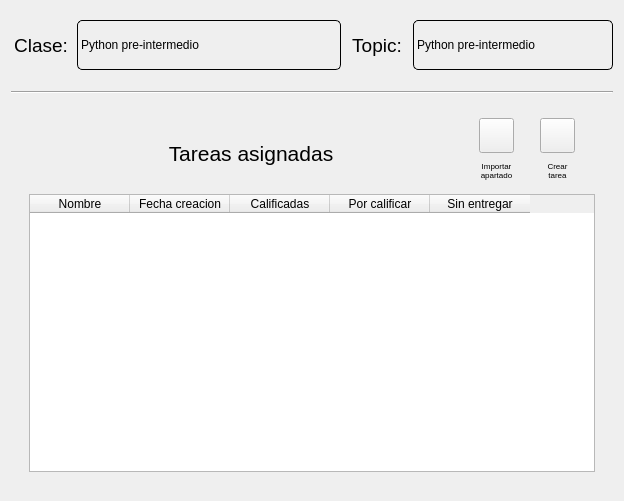
ronihdzz/CACPY, file CUERPO/DISENO/TAREA/TareaMain_d.ui: the form before one commit.
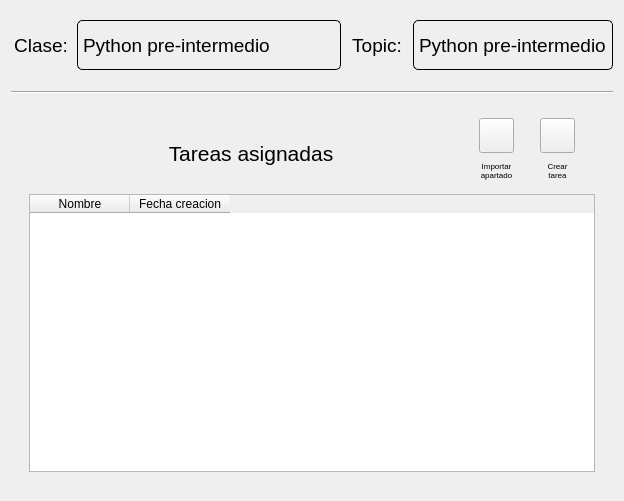
The form after the commit. Icons and pictures are not drawn.

```diff
--- a/CUERPO/DISENO/TAREA/TareaMain_d.ui
+++ b/CUERPO/DISENO/TAREA/TareaMain_d.ui
@@ -75,6 +75,11 @@
          <height>50</height>
         </size>
        </property>
+       <property name="font">
+        <font>
+         <pointsize>14</pointsize>
+        </font>
+       </property>
        <property name="styleSheet">
         <string notr="true">border: 1px solid black;
 border-radius:5px;</string>
@@ -139,6 +144,11 @@
            <height>50</height>
           </size>
          </property>
+         <property name="font">
+          <font>
+           <pointsize>14</pointsize>
+          </font>
+         </property>
          <property name="styleSheet">
           <string notr="true">border: 1px solid black;
 border-radius:5px;</string>
@@ -412,21 +422,6 @@
               <string>Fecha creacion</string>
              </property>
             </column>
-            <column>
-             <property name="text">
-              <string>Calificadas</string>
-             </property>
-            </column>
-            <column>
-             <property name="text">
-              <string>Por calificar</string>
-             </property>
-            </column>
-            <column>
-             <property name="text">
-              <string>Sin entregar</string>
-             </property>
-            </column>
            </widget>
           </item>
          </layout>
```
